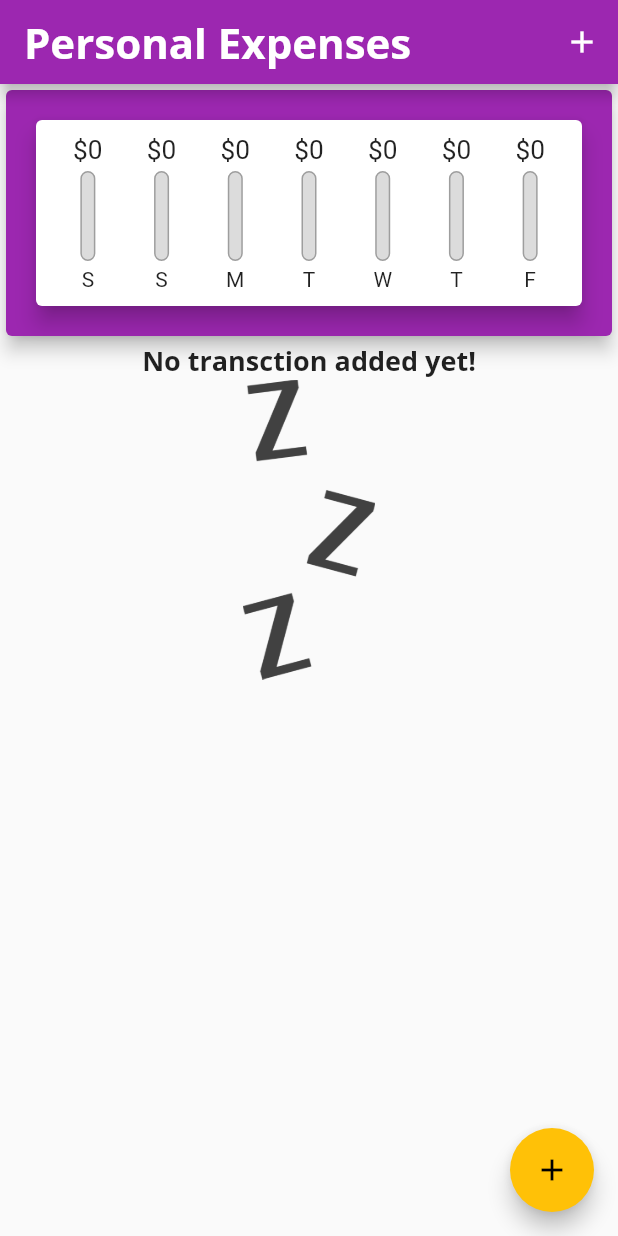
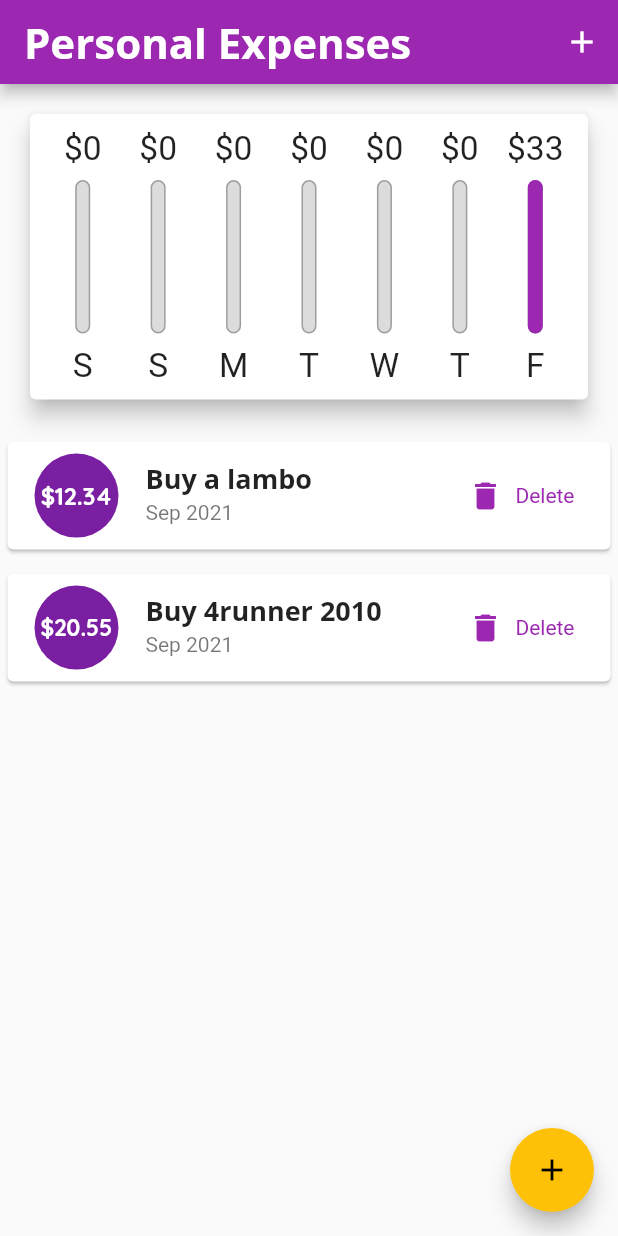
Before and after one commit to wisnercelucus/expense-manager, a Flutter app: the screen it shows after launch, on a phone screen of 412 x 824 dp. Run offline on Flutter 3.47's test engine with Material 2 defaults, Android fonts, the phone set to English and light mode, and no system bars.

Commit message:
make it responsive and adaptive

```diff
--- a/lib/main.dart
+++ b/lib/main.dart
@@ -1,12 +1,20 @@
+import 'dart:io';
+import 'package:flutter/cupertino.dart';
+import 'package:flutter/material.dart';
+
 import './widgets/chart.dart';
-
 import './widgets/new_transaction.dart';
 import './widgets/transaction_list.dart';
-import 'package:flutter/material.dart';
-
 import 'models/transaction.dart';
 
-void main() => runApp(MyApp());
+void main() {
+  /*WidgetsFlutterBinding.ensureInitialized();
+  SystemChrome.setPreferredOrientations([
+    DeviceOrientation.portraitUp,
+    DeviceOrientation.portraitDown,
+  ]);*/
+  runApp(MyApp());
+}
 
 class MyApp extends StatelessWidget {
   @override
@@ -48,8 +56,9 @@ class MyHomeScreen extends StatefulWidget {
 }
 
 class _MyHomeScreenState extends State<MyHomeScreen> {
+  bool showChart = false;
   final List<Transaction> transactions = [
-    /*Transaction(
+    Transaction(
       id: 't1',
       title: 'Buy a lambo',
       amount: 12.34,
@@ -59,7 +68,7 @@ class _MyHomeScreenState extends State<MyHomeScreen> {
         id: 't2',
         title: 'Buy 4runner 2010',
         amount: 20.55,
-        date: DateTime.now()),*/
+        date: DateTime.now()),
   ];
 
   void _addNewTransaction(String title, double amount, DateTime date) {
@@ -94,8 +103,23 @@ class _MyHomeScreenState extends State<MyHomeScreen> {
 
   @override
   Widget build(BuildContext context) {
-    return Scaffold(
-      appBar: AppBar(
+    final mediaQuery = MediaQuery.of(context);
+    final bool isLandscape = mediaQuery.orientation == Orientation.landscape;
+
+    final appBar = Platform.isIOS
+        ? CupertinoNavigationBar(
+            middle: Text("Personal Expense"),
+            trailing: Row(
+              mainAxisSize: MainAxisSize.min,
+              children: <Widget>[
+                GestureDetector(
+                  child: Icon(CupertinoIcons.add),
+                  onTap: () => _startAddNewTransaction(context),
+                )
+              ],
+            ),
+          ) as ObstructingPreferredSizeWidget
+        : AppBar(
             title: Text(
               "Personal Expenses",
             ),
@@ -104,28 +128,84 @@ class _MyHomeScreenState extends State<MyHomeScreen> {
                   onPressed: () => _startAddNewTransaction(context),
                   icon: Icon(Icons.add)),
             ],
+          );
+
+    final transactionList = Container(
+      height: (mediaQuery.size.height -
+              appBar.preferredSize.height -
+              mediaQuery.padding.top) *
+          0.7,
+      child: TransactionList(
+        transactions,
+        _deleteTransaction,
       ),
-      body: SingleChildScrollView(
+    );
+
+    final bodyContent = SafeArea(
+      child: SingleChildScrollView(
         child: Column(
-          mainAxisAlignment: MainAxisAlignment.spaceEvenly,
+          //mainAxisAlignment: MainAxisAlignment.spaceEvenly,
           crossAxisAlignment: CrossAxisAlignment.stretch,
           children: <Widget>[
+            if (isLandscape)
+              Row(
+                mainAxisAlignment: MainAxisAlignment.center,
+                children: <Widget>[
+                  Text("Show chart",
+                      style: Theme.of(context).textTheme.headline6),
+                  Switch.adaptive(
+                    activeColor: Theme.of(context).accentColor,
+                    value: showChart,
+                    onChanged: (value) {
+                      setState(() {
+                        showChart = value;
+                      });
+                    },
+                  ),
+                ],
+              ),
+            if (!isLandscape)
               Container(
+                height: (mediaQuery.size.height -
+                        appBar.preferredSize.height -
+                        mediaQuery.padding.top) *
+                    0.3,
                 width: double.infinity,
-              child: Card(
                 child: Chart(
                   transactions,
                 ),
-                color: Theme.of(context).primaryColor,
-                elevation: 5,
               ),
+            if (!isLandscape) transactionList,
+            if (isLandscape)
+              showChart
+                  ? Container(
+                      height: (mediaQuery.size.height -
+                              appBar.preferredSize.height -
+                              mediaQuery.padding.top) *
+                          0.7,
+                      width: double.infinity,
+                      child: Chart(
+                        transactions,
                       ),
-            TransactionList(transactions, _deleteTransaction),
+                      //color: Theme.of(context).primaryColor,
+                    )
+                  : transactionList,
           ],
         ),
       ),
+    );
+
+    return Platform.isIOS
+        ? CupertinoPageScaffold(
+            navigationBar: appBar as ObstructingPreferredSizeWidget,
+            child: bodyContent)
+        : Scaffold(
+            appBar: appBar,
+            body: bodyContent,
             floatingActionButtonLocation: FloatingActionButtonLocation.endFloat,
-      floatingActionButton: FloatingActionButton(
+            floatingActionButton: Platform.isIOS
+                ? Container()
+                : FloatingActionButton(
                     child: Icon(Icons.add),
                     onPressed: () => _startAddNewTransaction(context),
                   ),
--- a/lib/widgets/chart_bar.dart
+++ b/lib/widgets/chart_bar.dart
@@ -9,25 +9,30 @@ class ChartBar extends StatelessWidget {
 
   @override
   Widget build(BuildContext context) {
+    return LayoutBuilder(
+        builder: (BuildContext context, BoxConstraints constraint) {
       return Column(
         children: <Widget>[
           Container(
-          height: 20,
+            height: constraint.maxHeight * 0.15,
             child: FittedBox(
               child: Text('\$${spendingAmount.toStringAsFixed(0)}'),
             ),
           ),
           SizedBox(
-          height: 4,
+            height: constraint.maxHeight * 0.05,
           ),
           Container(
-          height: 60,
+            height: constraint.maxHeight * 0.6,
             width: 10,
             child: Stack(
               children: <Widget>[
                 Container(
                   decoration: BoxDecoration(
-                  border: Border.all(color: Colors.grey, width: 1.0),
+                    border: Border.all(
+                      color: Colors.grey,
+                      width: 1.0,
+                    ),
                     color: Color.fromRGBO(220, 220, 220, 1),
                     borderRadius: BorderRadius.circular(10),
                   ),
@@ -45,10 +50,14 @@ class ChartBar extends StatelessWidget {
             ),
           ),
           SizedBox(
-          height: 4,
+            height: constraint.maxHeight * 0.05,
           ),
-        Text(label),
+          Container(
+            height: constraint.maxHeight * 0.15,
+            child: FittedBox(child: Text(label)),
+          ),
         ],
       );
+    });
   }
 }
--- a/lib/widgets/transaction_list.dart
+++ b/lib/widgets/transaction_list.dart
@@ -10,24 +10,25 @@ class TransactionList extends StatelessWidget {
 
   @override
   Widget build(BuildContext context) {
-    return Container(
-      height: 450,
-      child: transactions.isEmpty
-          ? Column(
+    return transactions.isEmpty
+        ? LayoutBuilder(
+            builder: (BuildContext context, BoxConstraints constraints) {
+            return Column(
               children: <Widget>[
                 Text(
                   "No transction added yet!",
                   style: Theme.of(context).textTheme.headline6,
                 ),
                 Container(
-                  height: 200,
+                  height: constraints.maxHeight * 0.8,
                   child: Image.asset(
                     "assets/images/waiting.png",
                     fit: BoxFit.cover,
                   ),
                 ),
               ],
-            )
+            );
+          })
         : ListView.builder(
             itemBuilder: (ctx, index) {
               return Card(
@@ -39,7 +40,8 @@ class TransactionList extends StatelessWidget {
                       padding: EdgeInsets.all(6),
                       child: FittedBox(
                         child: Text(
-                            transactions[index].amount.toString(),
+                          '\$' + transactions[index].amount.toString(),
+                          style: TextStyle(fontWeight: FontWeight.bold),
                         ),
                       ),
                     ),
@@ -51,8 +53,19 @@ class TransactionList extends StatelessWidget {
                   subtitle: Text(
                     DateFormat.yMMM().format(transactions[index].date!),
                   ),
-                    trailing: IconButton(
+                  trailing: MediaQuery.of(context).size.width > 360
+                      ? TextButton.icon(
+                          onPressed: () =>
+                              deleteTransaction(transactions[index].id),
                           icon: Icon(Icons.delete),
+                          label: Text("Delete"),
+                          style: TextButton.styleFrom(
+                              textStyle: TextStyle(
+                                  color: Theme.of(context).errorColor)),
+                        )
+                      : IconButton(
+                          icon: Icon(Icons.delete),
+                          color: Theme.of(context).errorColor,
                           onPressed: () =>
                               deleteTransaction(transactions[index].id),
                         ),
@@ -101,7 +114,6 @@ class TransactionList extends StatelessWidget {
                 );*/
             },
             itemCount: transactions.length,
-            ),
           );
   }
 }
```
Also changed, not shown: lib/widgets/adaptive_flat_button.dart (added, +35 -0 lines), lib/widgets/new_transaction.dart (+12 -8 lines). Lines whose indentation alone changed are shown as unchanged.
